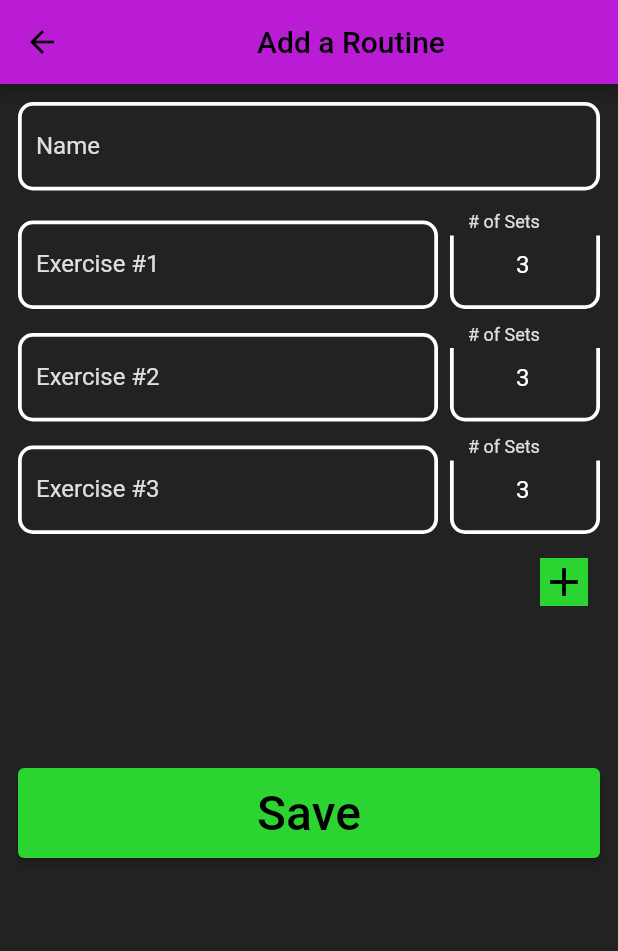
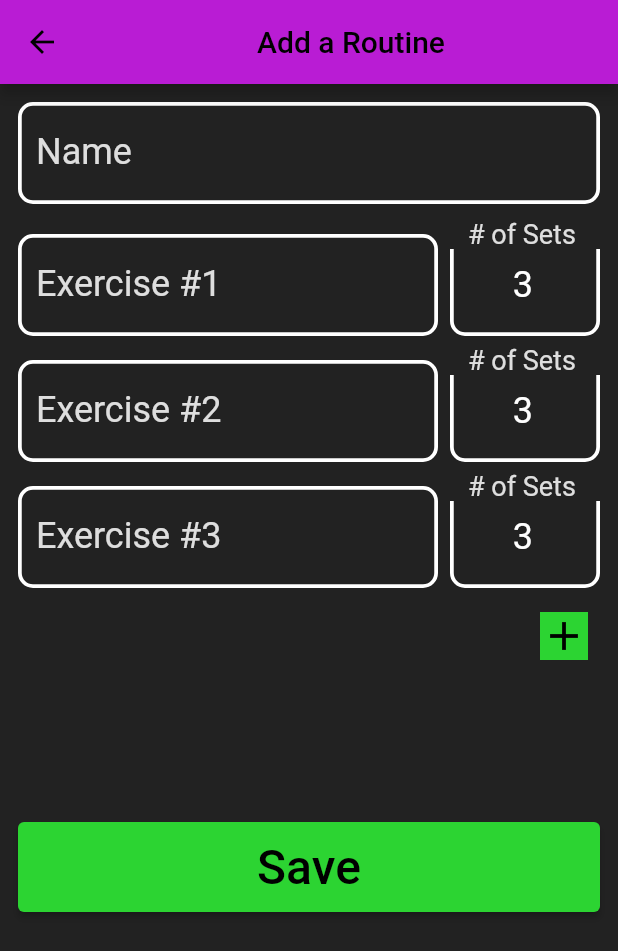
Before and after one commit to WilliamRWalsh/progressive-overload-app, a Flutter app: the screen it shows after launch, after a tap on the "add" icon, on a phone screen of 412 x 824 dp. Shown: the top 951 px of the screen. Run offline on Flutter 3.47's test engine with Material 2 defaults, Android fonts, the phone set to English and light mode, and no system bars; our stand-ins replace flutter_riverpod, hive_flutter; accounts and stored records are empty.

Commit message:
theme change

```diff
--- a/lib/main.dart
+++ b/lib/main.dart
@@ -46,9 +46,11 @@ class MyApp extends StatelessWidget {
               onSurface: Colors.black,
             ),
             textTheme: const TextTheme(
-              bodyLarge: TextStyle(color: Colors.white, fontSize: 20),
-              bodyMedium: TextStyle(color: Colors.white, fontSize: 16),
-              bodySmall: TextStyle(color: Colors.white, fontSize: 16),
+              titleMedium:
+                  TextStyle(color: Colors.white, fontSize: 24), // textfields
+              bodyLarge: TextStyle(color: Colors.white, fontSize: 58),
+              bodyMedium: TextStyle(color: Colors.white, fontSize: 58),
+              bodySmall: TextStyle(color: Colors.white, fontSize: 58),
               displayLarge: TextStyle(
                 color: Colors.white,
                 fontSize: 46,
--- a/lib/pages/routine/routine_list_page.dart
+++ b/lib/pages/routine/routine_list_page.dart
@@ -1,5 +1,6 @@
 import 'package:flutter/material.dart';
 import 'package:flutter_riverpod/flutter_riverpod.dart';
+import 'package:progressive_overload_app/main.dart';
 import 'package:progressive_overload_app/pages/routine/add_routine_page.dart';
 import 'package:progressive_overload_app/pages/routine/routine_detail_page.dart';
 import 'package:progressive_overload_app/providers/routine_state.dart';
```
Also changed, not shown: 1 other file.
